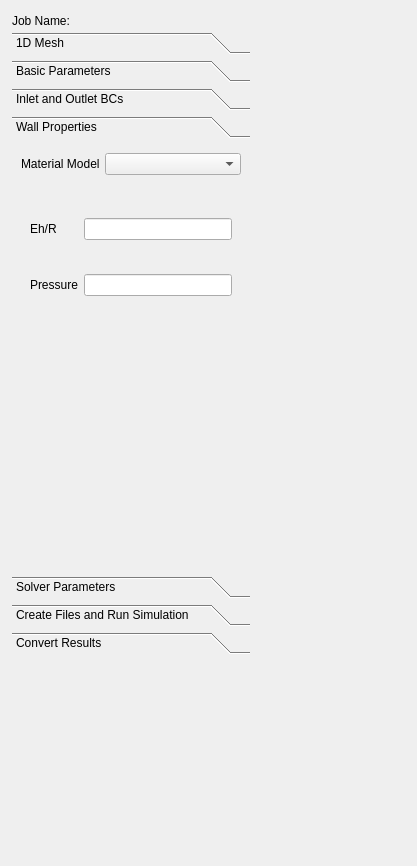
First picture: the form in Code/Source/sv4gui/Plugins/org.sv.gui.qt.simulation1d/sv4gui_SimulationView1d.ui, repository SimVascular/SimVascular, before the edit.
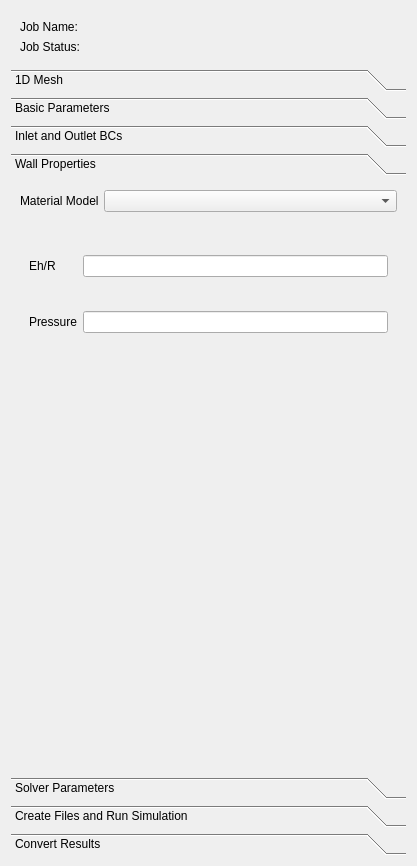
Second picture: the form after the edit. The open tabs and pages were chosen to show the change.

Commit message: Adjust gui layouts so panel resizes.

The edit to the form file:
```diff
--- a/Code/Source/sv4gui/Plugins/org.sv.gui.qt.simulation1d/sv4gui_SimulationView1d.ui
+++ b/Code/Source/sv4gui/Plugins/org.sv.gui.qt.simulation1d/sv4gui_SimulationView1d.ui
@@ -19,24 +19,12 @@
   <property name="windowTitle">
    <string>Form</string>
   </property>
+  <layout class="QVBoxLayout" name="verticalLayout">
+   <item>
   <widget class="QWidget" name="widgetTop" native="true">
-   <property name="geometry">
-    <rect>
-     <x>12</x>
-     <y>12</y>
-     <width>393</width>
-     <height>16</height>
-    </rect>
-   </property>
+     <layout class="QGridLayout" name="gridLayout_8">
+      <item row="0" column="0">
    <widget class="QLabel" name="label">
-    <property name="geometry">
-     <rect>
-      <x>0</x>
-      <y>0</y>
-      <width>73</width>
-      <height>17</height>
-     </rect>
-    </property>
     <property name="sizePolicy">
      <sizepolicy hsizetype="Fixed" vsizetype="Preferred">
       <horstretch>0</horstretch>
@@ -50,15 +38,16 @@
      <string>Job Name:</string>
     </property>
    </widget>
+      </item>
+      <item row="0" column="1">
+       <widget class="QLabel" name="labelJobName">
+        <property name="text">
+         <string/>
+        </property>
+       </widget>
+      </item>
+      <item row="1" column="0">
    <widget class="QLabel" name="JobStatusNameLabel">
-    <property name="geometry">
-     <rect>
-      <x>0</x>
-      <y>22</y>
-      <width>76</width>
-      <height>17</height>
-     </rect>
-    </property>
     <property name="sizePolicy">
      <sizepolicy hsizetype="Fixed" vsizetype="Preferred">
       <horstretch>0</horstretch>
@@ -69,42 +58,19 @@
      <string>Job Status:</string>
     </property>
    </widget>
-   <widget class="QLabel" name="labelJobName">
-    <property name="geometry">
-     <rect>
-      <x>81</x>
-      <y>0</y>
-      <width>16</width>
-      <height>17</height>
-     </rect>
-    </property>
-    <property name="text">
-     <string/>
-    </property>
-   </widget>
+      </item>
+      <item row="1" column="1">
    <widget class="QLabel" name="JobStatusValueLabel">
-    <property name="geometry">
-     <rect>
-      <x>81</x>
-      <y>22</y>
-      <width>16</width>
-      <height>17</height>
-     </rect>
-    </property>
     <property name="text">
      <string/>
     </property>
    </widget>
-  </widget>
+      </item>
+     </layout>
+    </widget>
+   </item>
+   <item>
   <widget class="QWidget" name="widget_2" native="true">
-   <property name="geometry">
-    <rect>
-     <x>12</x>
-     <y>32</y>
-     <width>238</width>
-     <height>622</height>
-    </rect>
-   </property>
    <layout class="QVBoxLayout" name="verticalLayout_2">
     <property name="spacing">
      <number>5</number>
@@ -390,8 +356,8 @@
         <rect>
          <x>0</x>
          <y>0</y>
-         <width>238</width>
-         <height>384</height>
+           <width>393</width>
+           <height>528</height>
         </rect>
        </property>
        <property name="sizePolicy">
@@ -1194,6 +1160,8 @@
     </item>
    </layout>
   </widget>
+   </item>
+  </layout>
  </widget>
  <resources/>
  <connections/>
```
Left out of the diff: 14 changed lines with no effect on the pictures. Lines whose indentation alone changed are shown as unchanged.
